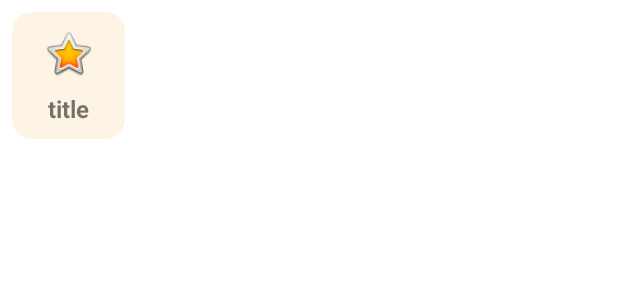
After one commit to Ton2808/MobieMidterm, an Android app: the layout viewholder_category.xml on its own in the app's theme, with its tools: preview values and no code run, on a phone screen of 412 x 824 dp. The commit adds this screen. Shown: the top 300 px of the screen. Run offline under Robolectric (Android 15) with nearby library versions, the phone set to English and light mode, and no system bars.

Commit message:
category, popular

```diff
--- /dev/null
+++ b/app/src/main/res/drawable/cat_background1.xml
@@ -0,0 +1,10 @@
+<?xml version="1.0" encoding="utf-8"?>
+<selector xmlns:android="http://schemas.android.com/apk/res/android">
+<item>
+    <shape android:shape="rectangle">
+        <solid android:color="#fef4e5"/>
+        <corners android:radius="13dp"/>
+
+    </shape>
+</item>
+</selector>
--- /dev/null
+++ b/app/src/main/res/layout/viewholder_category.xml
@@ -0,0 +1,39 @@
+<?xml version="1.0" encoding="utf-8"?>
+<androidx.constraintlayout.widget.ConstraintLayout xmlns:android="http://schemas.android.com/apk/res/android"
+    xmlns:app="http://schemas.android.com/apk/res-auto"
+    xmlns:tools="http://schemas.android.com/tools"
+    android:id="@+id/mainLayout"
+    android:layout_width="75dp"
+    android:layout_height="wrap_content"
+    android:layout_margin="8dp"
+    android:background="@drawable/cat_background1">
+
+    <ImageView
+        android:id="@+id/categoryPic"
+        android:layout_width="35dp"
+        android:layout_height="35dp"
+        android:layout_marginStart="10dp"
+        android:layout_marginTop="10dp"
+        android:layout_marginEnd="10dp"
+        android:layout_marginBottom="8dp"
+        app:layout_constraintBottom_toBottomOf="parent"
+        app:layout_constraintEnd_toEndOf="parent"
+        app:layout_constraintStart_toStartOf="parent"
+        app:layout_constraintTop_toTopOf="parent"
+        app:layout_constraintVertical_bias="0.0"
+        app:srcCompat="@android:drawable/btn_star_big_on" />
+
+    <TextView
+        android:id="@+id/categoryName"
+        android:layout_width="wrap_content"
+        android:layout_height="30dp"
+        android:layout_marginTop="8dp"
+        android:layout_marginBottom="1dp"
+        android:text="title"
+        android:textSize="16sp"
+        android:textStyle="bold"
+        app:layout_constraintBottom_toBottomOf="parent"
+        app:layout_constraintEnd_toEndOf="@+id/categoryPic"
+        app:layout_constraintStart_toStartOf="@+id/categoryPic"
+        app:layout_constraintTop_toBottomOf="@+id/categoryPic" />
+</androidx.constraintlayout.widget.ConstraintLayout>
```
Also changed, not shown: app/src/main/java/com/example/bookhubapp/Adapter/CategoryAdapter.java (added, +87 -0 lines), app/src/main/java/com/example/bookhubapp/Adapter/PopularAdapter.java (added, +87 -0 lines), app/src/main/java/com/example/bookhubapp/Domain/FoodDomain.java (added, +64 -0 lines), app/src/main/java/com/example/bookhubapp/MainActivity.java (+41 -0 lines), app/src/main/res/drawable/cat_background2.xml (added, +10 -0 lines), app/src/main/res/drawable/cat_background3.xml (added, +10 -0 lines), app/src/main/res/drawable/cat_background4.xml (added, +10 -0 lines), app/src/main/res/drawable/cat_background5.xml (added, +10 -0 lines).
